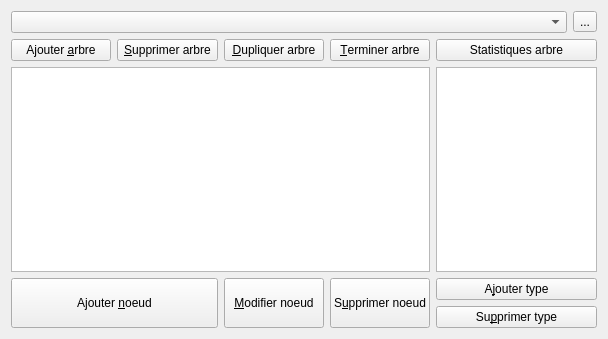
This is formedittree.ui in GiPiLab/ProtonClassicSuite as Qt 5 draws it before an edit. The edited form follows.
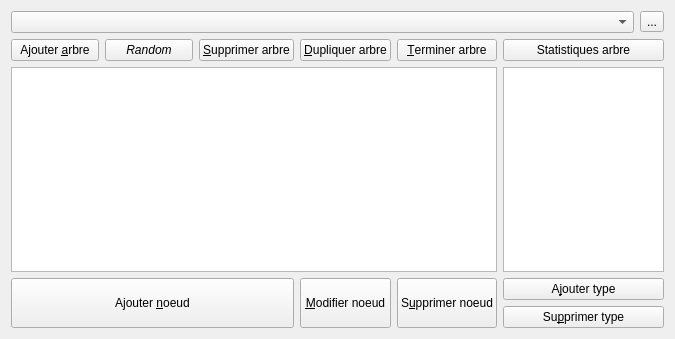
This is the edited form.

Commit message: Create random trees, fix editing in formeditaudit

Diff of the .ui file:
```diff
--- a/formedittree.ui
+++ b/formedittree.ui
@@ -6,7 +6,7 @@
    <rect>
     <x>0</x>
     <y>0</y>
-    <width>608</width>
+    <width>675</width>
     <height>339</height>
    </rect>
   </property>
@@ -16,7 +16,14 @@
   <layout class="QHBoxLayout" name="horizontalLayout">
    <item>
     <layout class="QGridLayout" name="gridLayout">
-     <item row="2" column="4" colspan="2">
+     <item row="1" column="3">
+      <widget class="QPushButton" name="duplicateTreeButton">
+       <property name="text">
+        <string>&amp;Dupliquer arbre</string>
+       </property>
+      </widget>
+     </item>
+     <item row="2" column="5" colspan="2">
       <widget class="QListView" name="listTypesView">
        <property name="sizePolicy">
         <sizepolicy hsizetype="Preferred" vsizetype="Expanding">
@@ -32,7 +39,7 @@
        </property>
       </widget>
      </item>
-     <item row="3" column="2" rowspan="2">
+     <item row="3" column="3" rowspan="2">
       <widget class="QPushButton" name="modifyNodeButton">
        <property name="sizePolicy">
         <sizepolicy hsizetype="Minimum" vsizetype="Minimum">
@@ -52,10 +59,10 @@
        </property>
       </widget>
      </item>
-     <item row="0" column="0" colspan="5">
+     <item row="0" column="0" colspan="6">
       <widget class="QComboBox" name="comboBox"/>
      </item>
-     <item row="0" column="5">
+     <item row="0" column="6">
       <widget class="QToolButton" name="viewTreeButton">
        <property name="toolTip">
         <string>Prendre un instantané de l'arbre</string>
@@ -65,7 +72,7 @@
        </property>
       </widget>
      </item>
-     <item row="2" column="0" colspan="4">
+     <item row="2" column="0" colspan="5">
       <widget class="QTreeView" name="treeView">
        <property name="editTriggers">
         <set>QAbstractItemView::NoEditTriggers</set>
@@ -81,7 +88,7 @@
        </attribute>
       </widget>
      </item>
-     <item row="3" column="4" colspan="2">
+     <item row="3" column="5" colspan="2">
       <widget class="QPushButton" name="addTypeButton">
        <property name="sizePolicy">
         <sizepolicy hsizetype="Minimum" vsizetype="Fixed">
@@ -95,20 +102,13 @@
       </widget>
      </item>
      <item row="1" column="2">
-      <widget class="QPushButton" name="duplicateTreeButton">
-       <property name="text">
-        <string>&amp;Dupliquer arbre</string>
-       </property>
-      </widget>
-     </item>
-     <item row="1" column="1">
       <widget class="QPushButton" name="deleteTreeButton">
        <property name="text">
         <string>&amp;Supprimer arbre</string>
        </property>
       </widget>
      </item>
-     <item row="4" column="4" colspan="2">
+     <item row="4" column="5" colspan="2">
       <widget class="QPushButton" name="deleteTypeButton">
        <property name="sizePolicy">
         <sizepolicy hsizetype="Minimum" vsizetype="Fixed">
@@ -121,14 +121,14 @@
        </property>
       </widget>
      </item>
-     <item row="1" column="3">
+     <item row="1" column="4">
       <widget class="QPushButton" name="finishTreeButton">
        <property name="text">
         <string>&amp;Terminer arbre</string>
        </property>
       </widget>
      </item>
-     <item row="3" column="3" rowspan="2">
+     <item row="3" column="4" rowspan="2">
       <widget class="QPushButton" name="deleteNodeButton">
        <property name="sizePolicy">
         <sizepolicy hsizetype="Minimum" vsizetype="Minimum">
@@ -141,7 +141,7 @@
        </property>
       </widget>
      </item>
-     <item row="3" column="0" rowspan="2" colspan="2">
+     <item row="3" column="0" rowspan="2" colspan="3">
       <widget class="QPushButton" name="addNodeButton">
        <property name="sizePolicy">
         <sizepolicy hsizetype="Minimum" vsizetype="Minimum">
@@ -154,13 +154,25 @@
        </property>
       </widget>
      </item>
-     <item row="1" column="4" colspan="2">
+     <item row="1" column="5" colspan="2">
       <widget class="QPushButton" name="statsTreeButton">
        <property name="text">
         <string>Statistiques arbre</string>
        </property>
       </widget>
      </item>
+     <item row="1" column="1">
+      <widget class="QPushButton" name="randomTreeButton">
+       <property name="font">
+        <font>
+         <italic>true</italic>
+        </font>
+       </property>
+       <property name="text">
+        <string>Random</string>
+       </property>
+      </widget>
+     </item>
     </layout>
    </item>
   </layout>
```
The commit also changes 13 other files.
